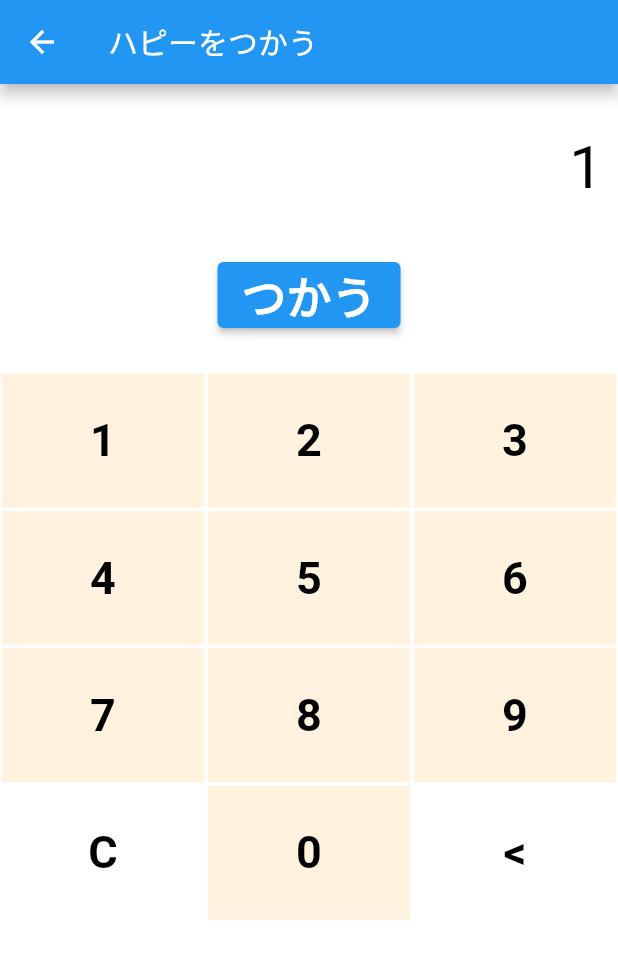
After one commit to maropook/nakanoto_coin, a Flutter app: the EnterPrice screen opened directly, after a tap on an icon or button, on a phone screen of 412 x 824 dp. The commit adds this screen. Shown: the top 959 px of the screen. Run offline on Flutter 3.47's test engine with Material 2 defaults, Android fonts, the phone set to English and light mode, and no system bars; our stand-ins replace audioplayers, flutter_slidable, freezed_annotation, hooks_riverpod, riverpod, sqflite; missing offline and left inert: flutter_barcode_scanner; accounts and stored records are empty.

Commit message:
Add happy

```diff
--- /dev/null
+++ b/lib/views/happy_page.dart
@@ -0,0 +1,488 @@
+import 'package:flutter/material.dart';
+import 'package:audioplayers/audioplayers.dart';
+import 'dart:math' as math;
+
+import 'package:flutter_barcode_scanner/flutter_barcode_scanner.dart';
+
+const kSoundData = [
+  'sounds/happy1.m4a',
+  'sounds/happy2.m4a',
+  'sounds/happy3.m4a',
+  'sounds/happy4.m4a',
+  'sounds/happy5.m4a',
+  'sounds/happy6.m4a',
+  'sounds/happy7.m4a',
+  'sounds/happy8.m4a',
+  'sounds/happy9.m4a',
+  'sounds/happya.m4a',
+];
+
+class HappyPage extends StatefulWidget {
+  const HappyPage({Key? key}) : super(key: key);
+
+  @override
+  _MyHomePageState createState() => _MyHomePageState();
+}
+
+class _MyHomePageState extends State {
+  String qrCode = '';
+  //AudioCache audiocache = AudioCache(fixedPlayer: AudioPlayer());
+  @override
+  Widget build(BuildContext context) {
+    //audiocache.loadAll(SOUND_DATA);
+
+    return Scaffold(
+      appBar: AppBar(
+        title: const Text('ハピー'),
+      ),
+      body: Center(
+        child: Column(
+          mainAxisAlignment: MainAxisAlignment.center,
+          children: [
+            Image.asset('images/logo.png', width: 150),
+            const SizedBox(height: 20),
+            Image.asset('images/sdgs.png'),
+            const SizedBox(height: 20),
+            const Text(
+              '25 SDGs POINT',
+              style: TextStyle(fontSize: 40, fontWeight: FontWeight.bold),
+            ),
+            const Text(
+              '300 ハピー',
+              style: TextStyle(fontSize: 40, fontWeight: FontWeight.bold),
+            ),
+            /*
+            Text(
+              '$qrCode',
+              style: TextStyle(fontSize: 24, fontWeight: FontWeight.bold),
+            ),
+            */
+            const SizedBox(height: 30),
+            ElevatedButton(
+              child: const Text(
+                'QRコードをスキャンする',
+                style: TextStyle(fontSize: 30, fontWeight: FontWeight.bold),
+              ),
+              onPressed: () => scanQrCode(),
+              //onPressed: () => enterPrice(),
+            ),
+            const SizedBox(height: 40),
+            ElevatedButton(
+              child: const Text(
+                'SDGsイベント一覧',
+                style: TextStyle(fontSize: 30, fontWeight: FontWeight.bold),
+              ),
+              onPressed: () => showEvents(),
+            ),
+            const SizedBox(height: 10),
+            ElevatedButton(
+              child: const Text(
+                'ハピー協賛店マップ',
+                style: TextStyle(fontSize: 30, fontWeight: FontWeight.bold),
+              ),
+              onPressed: () => showMap(),
+            ),
+          ],
+        ),
+      ),
+    );
+  }
+
+  Future scanQrCode() async {
+    // ignore: unused_local_variable
+    final qrCode = await FlutterBarcodeScanner.scanBarcode(
+      '#EB394B',
+      'キャンセル',
+      true,
+      ScanMode.QR,
+    );
+    if (!mounted) return;
+
+    setState(() {
+      enterPrice();
+      /*
+      var rand = new math.Random();
+      var n = rand.nextInt(SOUND_DATA.length);
+      audiocache.play(SOUND_DATA[n]);
+      this.qrCode = qrCode;
+      */
+    });
+  }
+
+  Future enterPrice() async {
+    Navigator.push(
+        context, MaterialPageRoute(builder: (context) => const EnterPrice()));
+  }
+
+  Future showEvents() async {
+    Navigator.push(
+        context, MaterialPageRoute(builder: (context) => const EventList()));
+  }
+
+  Future showMap() async {
+    Navigator.push(
+        context, MaterialPageRoute(builder: (context) => const ShopList()));
+  }
+}
+
+class EventList extends StatelessWidget {
+  const EventList({Key? key}) : super(key: key);
+
+  @override
+  Widget build(BuildContext context) {
+    return MaterialApp(
+      debugShowCheckedModeBanner: false,
+      theme: ThemeData(
+        primarySwatch: Colors.orange,
+        //primarySwatch: Color(0xff8833),
+      ),
+      home: Scaffold(
+        appBar: AppBar(
+          title: const Text('SDGsイベント一覧'),
+        ),
+        body: ListView(children: [
+          _menuItem("たのしいゴミ拾い", const Icon(Icons.settings)),
+          _menuItem("プログラミングを学ぼう", const Icon(Icons.map)),
+          _menuItem("実践、ジェンダー平等", const Icon(Icons.room)),
+          _menuItem("ベトナム語はじめのいっぽ", const Icon(Icons.local_shipping)),
+          _menuItem("完全食とは？", const Icon(Icons.airplanemode_active)),
+        ]),
+      ),
+    );
+  }
+
+  Widget _menuItem(String title, Icon icon) {
+    return GestureDetector(
+      child: Container(
+          padding: const EdgeInsets.all(8.0),
+          decoration: const BoxDecoration(
+            border: Border(
+              bottom: BorderSide(width: 1.0, color: Colors.grey),
+            ),
+          ),
+          child: Row(
+            children: <Widget>[
+              Container(
+                margin: const EdgeInsets.all(10.0),
+                child: icon,
+              ),
+              Text(
+                title,
+                style: const TextStyle(color: Colors.black, fontSize: 18.0),
+              ),
+            ],
+          )),
+      onTap: () {
+        // ignore: avoid_print
+        print("onTap called.");
+      },
+    );
+  }
+}
+
+class ShopList extends StatelessWidget {
+  const ShopList({Key? key}) : super(key: key);
+
+  @override
+  Widget build(BuildContext context) {
+    return MaterialApp(
+      debugShowCheckedModeBanner: false,
+      theme: ThemeData(
+        primarySwatch: Colors.orange, // 0xDF7E33
+        //primarySwatch: Colors.pink,
+        //primarySwatch: Color(0xff8833),
+      ),
+      home: Scaffold(
+        appBar: AppBar(
+          title: const Text('ハピー協賛店マップ'),
+        ),
+        body: ListView(children: [
+          _menuItem("おみせA", const Icon(Icons.store)),
+          _menuItem("おみせB", const Icon(Icons.store)),
+          _menuItem("おみせC", const Icon(Icons.store)),
+        ]),
+      ),
+    );
+  }
+
+  Widget _menuItem(String title, Icon icon) {
+    return GestureDetector(
+      child: Container(
+          padding: const EdgeInsets.all(8.0),
+          decoration: const BoxDecoration(
+            border: Border(
+              bottom: BorderSide(width: 1.0, color: Colors.grey),
+            ),
+          ),
+          child: Row(
+            children: <Widget>[
+              Container(
+                margin: const EdgeInsets.all(10.0),
+                child: icon,
+              ),
+              Text(
+                title,
+                style: const TextStyle(color: Colors.black, fontSize: 18.0),
+              ),
+            ],
+          )),
+      onTap: () {
+        // ignore: avoid_print
+        print("onTap called.");
+      },
+    );
+  }
+}
+
+// EnterPrice
+
+class EnterPrice extends StatefulWidget {
+  const EnterPrice({Key? key}) : super(key: key);
+
+  @override
+  _EnterPriceState createState() => _EnterPriceState();
+}
+
+class _EnterPriceState extends State<EnterPrice> {
+  AudioCache audiocache = AudioCache(fixedPlayer: AudioPlayer());
+
+  var userInput = '';
+  var answer = '';
+
+  // Array of button
+  final List<String> buttons = [
+    '1',
+    '2',
+    '3',
+    '4',
+    '5',
+    '6',
+    '7',
+    '8',
+    '9',
+    'C',
+    '0',
+    '<',
+  ];
+
+  @override
+  Widget build(BuildContext context) {
+    audiocache.loadAll(kSoundData);
+
+    return Scaffold(
+      appBar: AppBar(
+        title: const Text("ハピーをつかう"),
+      ), //AppBar
+      backgroundColor: Colors.white38,
+      body: Column(
+        children: <Widget>[
+          Expanded(
+            child: Column(
+                mainAxisAlignment: MainAxisAlignment.spaceEvenly,
+                children: <Widget>[
+                  Container(
+                    padding: const EdgeInsets.all(10),
+                    alignment: Alignment.centerRight,
+                    child: Text(
+                      userInput,
+                      style: const TextStyle(fontSize: 40, color: Colors.black),
+                    ),
+                  ),
+                  Container(
+                    padding: const EdgeInsets.all(5),
+                    //alignment: Alignment.centerRight,
+                    child: ElevatedButton(
+                      child: const Text('つかう',
+                          style: TextStyle(
+                              fontSize: 30, fontWeight: FontWeight.bold)),
+                      onPressed: () => pay(),
+                    ),
+                  )
+                ]),
+          ),
+          Expanded(
+            flex: 3,
+            child: GridView.builder(
+                itemCount: buttons.length,
+                gridDelegate: const SliverGridDelegateWithFixedCrossAxisCount(
+                    crossAxisCount: 3, childAspectRatio: 1.5),
+                itemBuilder: (BuildContext context, int index) {
+                  // Clear Button
+                  if (index == 9) {
+                    return MyButton(
+                      buttontapped: () {
+                        setState(() {
+                          userInput = '';
+                          answer = '0';
+                        });
+                      },
+                      buttonText: buttons[index],
+                      //color: Colors.blue[50],
+                      color: Colors.white,
+                      textColor: Colors.black,
+                    );
+                  }
+
+                  // Delete Button
+                  else if (index == 11) {
+                    return MyButton(
+                      buttontapped: () {
+                        setState(() {
+                          userInput =
+                              userInput.substring(0, userInput.length - 1);
+                        });
+                      },
+                      buttonText: buttons[index],
+                      //color: Colors.blue[50],
+                      color: Colors.white,
+                      textColor: Colors.black,
+                    );
+                  }
+
+                  //  other buttons
+                  else {
+                    return MyButton(
+                      buttontapped: () {
+                        setState(() {
+                          userInput += buttons[index];
+                          // ignore: avoid_print
+                          print(userInput);
+                        });
+                      },
+                      buttonText: buttons[index],
+                      color: Colors.orange[50],
+                      textColor: Colors.black,
+                      /*
+                      color: isOperator(buttons[index])
+                          ? Colors.blueAccent
+                          : Colors.white,
+                      textColor: isOperator(buttons[index])
+                          ? Colors.white
+                          : Colors.black,
+                          */
+                    );
+                  }
+                }),
+          ),
+        ],
+      ),
+    );
+  }
+
+  bool isOperator(String x) {
+    if (x == '/' || x == 'x' || x == '-' || x == '+' || x == '=') {
+      return true;
+    }
+    return false;
+  }
+
+// function to calculate the input operation
+  void equalPressed() {
+    // ignore: unused_local_variable
+    String finaluserinput = userInput;
+    /*
+    finaluserinput = userInput.replaceAll('x', '*');
+
+    Parser p = Parser();
+    Expression exp = p.parse(finaluserinput);
+    ContextModel cm = ContextModel();
+    double eval = exp.evaluate(EvaluationType.REAL, cm);
+    answer = eval.toString();
+    */
+    //answer = userInput;
+  }
+
+  Future pay() async {
+    var rand = math.Random();
+    var n = rand.nextInt(kSoundData.length);
+    audiocache.play(kSoundData[n]);
+
+    Navigator.push(
+        context, MaterialPageRoute(builder: (context) => const PayedView()));
+  }
+}
+
+// creating Stateless Widget for buttons
+class MyButton extends StatelessWidget {
+  // declaring variables
+  final Color? color;
+  final Color? textColor;
+  final String buttonText;
+  final void Function()? buttontapped;
+
+  //Constructor
+  const MyButton({
+    Key? key,
+    this.color,
+    this.textColor,
+    required this.buttonText,
+    this.buttontapped,
+  }) : super(key: key);
+
+  @override
+  Widget build(BuildContext context) {
+    return GestureDetector(
+      onTap: buttontapped,
+      child: Padding(
+        padding: const EdgeInsets.all(1),
+        child: ClipRRect(
+          // borderRadius: BorderRadius.circular(25),
+          child: Container(
+            color: color,
+            child: Center(
+              child: Text(
+                buttonText,
+                style: TextStyle(
+                  color: textColor,
+                  fontSize: 30,
+                  fontWeight: FontWeight.bold,
+                ),
+              ),
+            ),
+          ),
+        ),
+      ),
+    );
+  }
+}
+
+class PayedView extends StatelessWidget {
+  const PayedView({Key? key}) : super(key: key);
+
+  @override
+  Widget build(BuildContext context) {
+    return MaterialApp(
+      debugShowCheckedModeBanner: false,
+      theme: ThemeData(
+        primarySwatch: Colors.orange, // 0xDF7E33
+        //primarySwatch: Colors.pink,
+        //primarySwatch: Color(0xff8833),
+      ),
+      home: Scaffold(
+        appBar: AppBar(
+          title: const Text('ハピーをつかう'),
+        ),
+        body: Center(
+          child: Column(
+            mainAxisAlignment: MainAxisAlignment.center,
+            children: [
+              const Text(
+                'ハピーをつかいました',
+                style: TextStyle(fontSize: 30, fontWeight: FontWeight.bold),
+              ),
+              const SizedBox(height: 40),
+              ElevatedButton(
+                child: const Text(
+                  'もどる',
+                  style: TextStyle(fontSize: 30, fontWeight: FontWeight.bold),
+                ),
+                onPressed: () =>
+                    Navigator.popUntil(context, (route) => route.isFirst),
+              ),
+            ],
+          ),
+        ),
+      ),
+    );
+  }
+}
```
Also changed, not shown: lib/views/point_list_page.dart (+30 -1 lines), pubspec.yaml (+7 -0 lines), icon/icon.png (added), images/logo.png (added), images/sdgs.png (added), pubspec.lock, 14 other files.
